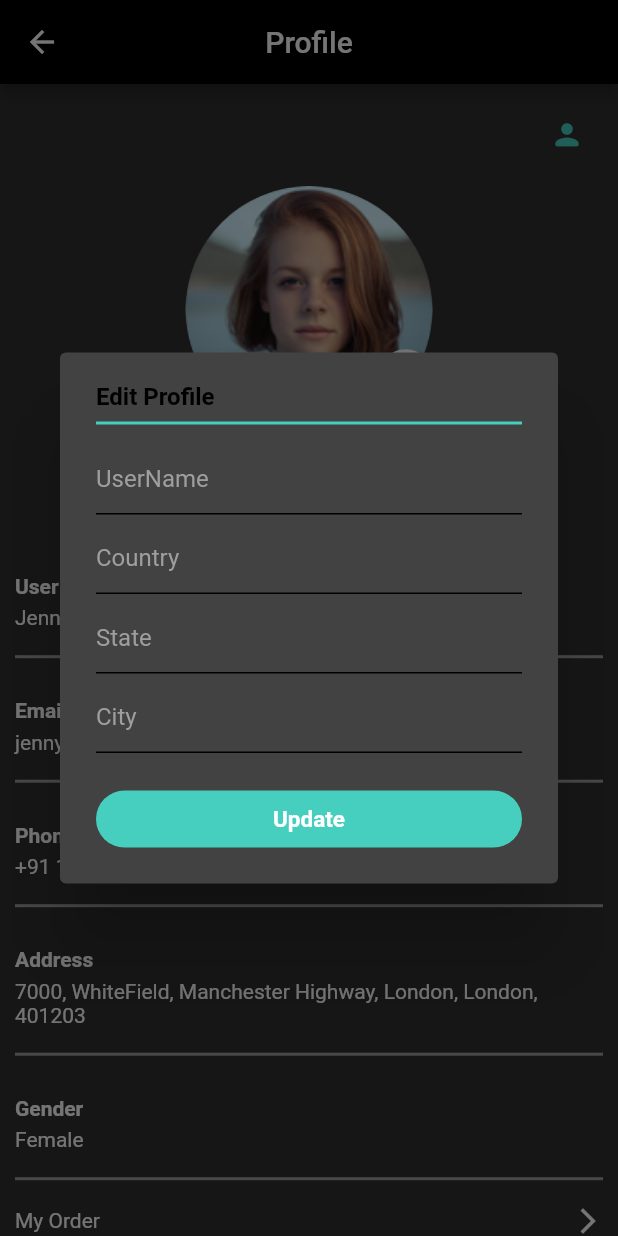
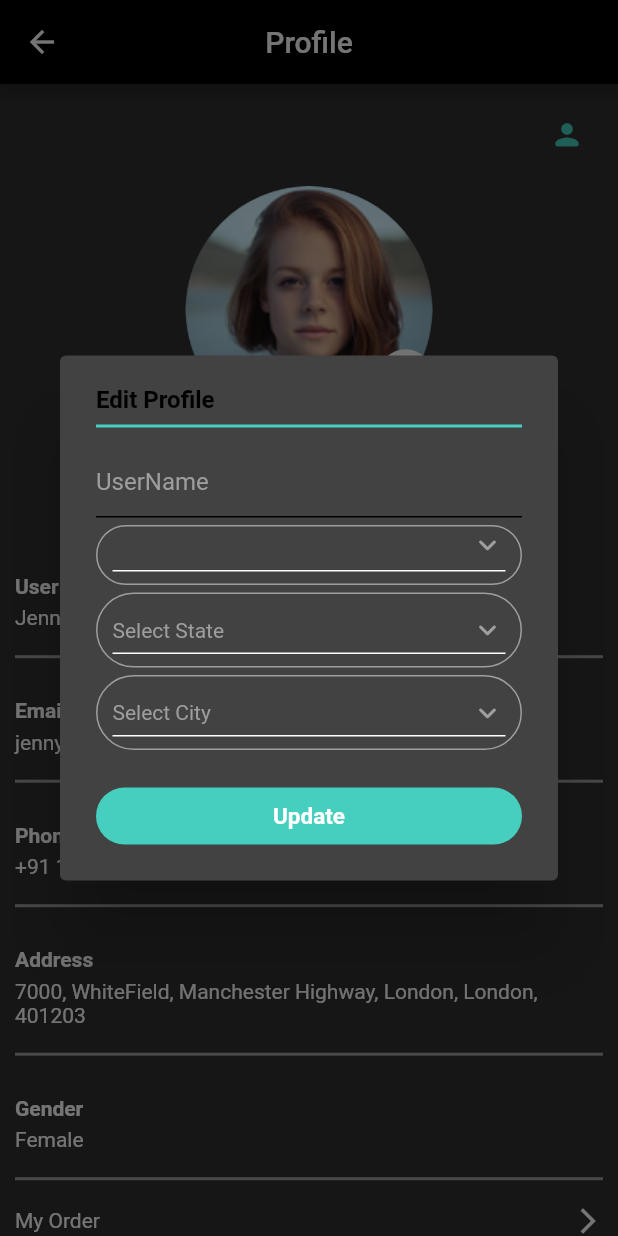
Before and after one commit to rushit5560/Jewellery_Store_Project, a Flutter app: the ProfileScreen screen opened directly, after a tap on the "person" icon, on a phone screen of 412 x 824 dp. Run offline on Flutter 3.47's test engine with Material 2 defaults, Android fonts, the phone set to English and light mode, and no system bars; our stand-ins replace carousel_slider, flutter_rating_bar, fluttertoast, get, google_maps_flutter, image_picker and 1 more; accounts and stored records are empty; network calls fail.

Commit message:
Update Profile API Done

```diff
--- a/jewellery_store/lib/common/api_url.dart
+++ b/jewellery_store/lib/common/api_url.dart
@@ -18,4 +18,8 @@ class ApiUrl {
   static const UpdateUserProfileApi = ApiMainPath + 'api/userprofile';
   static const ContactUsApi = ApiMainPath + 'api/contactus';
   static const ChangePasswordApi = ApiMainPath + 'api/changepassword';
+
+  static const CountryApi = ApiMainPath + 'api/country';
+  static const StateApi = ApiMainPath + 'api/states';
+  static const CityApi = ApiMainPath + 'api/city';
 }
--- /dev/null
+++ b/jewellery_store/lib/controller/edit_profile_screen_controller/edit_profile_screen_controller.dart
@@ -0,0 +1,162 @@
+import 'dart:convert';
+
+import 'package:get/get.dart';
+import 'package:http/http.dart' as http;
+import 'package:jewellery_store/common/api_url.dart';
+import 'package:jewellery_store/models/edit_profile_screen_model/city_model.dart';
+import 'package:jewellery_store/models/edit_profile_screen_model/country_model.dart';
+import 'package:jewellery_store/models/edit_profile_screen_model/state_model.dart';
+import 'package:jewellery_store/models/edit_profile_screen_model/update_profile_model.dart';
+import 'package:shared_preferences/shared_preferences.dart';
+
+class EditProfileScreenController extends GetxController {
+  var userId;
+  RxBool isLoading = false.obs;
+  RxBool isStatus = false.obs;
+  Datum? countryDropDownValue;
+  DatumState? stateDropDownValue;
+  DatumCity? cityDropDownValue;
+
+  RxList<Datum> countryLists = RxList();
+  RxList<DatumState> stateLists = [DatumState(id: 0, name: 'Select State', countryId: 0)].obs;
+  RxList<DatumCity> cityLists = [DatumCity(id: 0, name: 'Select City', stateId: 0)].obs;
+
+  getAllCountryData() async {
+    isLoading(true);
+    String url = ApiUrl.CountryApi;
+    print('Url : $url');
+
+    try{
+      http.Response response = await http.get(Uri.parse(url));
+
+      AllCountryData countryList = AllCountryData.fromJson(json.decode(response.body));
+      isStatus = countryList.success.obs;
+
+      if(isStatus.value){
+        countryLists.clear();
+        countryLists = countryList.data.obs;
+        countryDropDownValue = countryLists[0];
+        print('countryLists : $countryLists');
+      } else {
+        print('Country False False');
+      }
+    } catch(e) {
+      print('Country Error : $e');
+    } finally {
+      isLoading(false);
+    }
+  }
+
+  getStateData(int countryId) async {
+    isLoading(true);
+    String url = ApiUrl.StateApi;
+    print('Url : $url');
+
+    try{
+      Map data = {
+        "id": "$countryId"
+      };
+      print('data : $data');
+
+      http.Response response = await http.post(Uri.parse(url), body: data);
+      StateData stateData = StateData.fromJson(json.decode(response.body));
+      isStatus = stateData.success.obs;
+      if(isStatus.value){
+        stateLists.clear();
+        stateLists.add(DatumState(id: 0, name: 'Select State', countryId: 0));
+        stateLists.addAll(stateData.data);
+        stateDropDownValue = stateLists[0];
+        print('stateLists : ${stateLists.length}');
+      } else {
+        print('State False False');
+      }
+    } catch(e) {
+      print('State Error : $e');
+    } finally {
+      isLoading(false);
+    }
+  }
+
+  getCityData(int stateId) async {
+    isLoading(true);
+    String url = ApiUrl.CityApi;
+    print('Url : $url');
+
+    try{
+      Map data = {
+        "id": "$stateId"
+      };
+
+      http.Response response = await http.post(Uri.parse(url), body: data);
+      CityData cityData = CityData.fromJson(json.decode(response.body));
+      isStatus = cityData.success.obs;
+
+      if(isStatus.value){
+        cityLists.clear();
+        cityLists.add(DatumCity(id: 0, name: 'Select City', stateId: 0));
+        cityLists.addAll(cityData.data);
+        cityLists.addAll(cityData.data);
+        cityDropDownValue = cityLists[0];
+        print('cityLists : ${cityLists.length}');
+      } else {
+        print('City False False');
+      }
+    } catch(e){
+      print('City Error : $e');
+    } finally {
+      isLoading(false);
+    }
+  }
+
+  updateProfileData(String userName) async {
+    isLoading(true);
+    String url = ApiUrl.UpdateUserProfileApi;
+    print('Url : $url');
+
+    try{
+      Map data = {
+        "userid": "$userId",
+        "name": "$userName",
+        "country": "${countryDropDownValue!.id}",
+        "state": "${stateDropDownValue!.id}",
+        "city": "${cityDropDownValue!.id}"
+      };
+      print('data : $data');
+
+      http.Response response = await http.post(Uri.parse(url), body: data);
+      UpdateProfileData updateProfileData = UpdateProfileData.fromJson(json.decode(response.body));
+      isStatus = updateProfileData.success.obs;
+
+      if(isStatus.value){
+        Get.back();
+        Get.snackbar('Success', '${updateProfileData.message}');
+      } else {
+        Get.snackbar('Failed', '${updateProfileData.message}');
+      }
+    } catch(e){
+      print('Update Profile Error : $e');
+    } finally {
+      isLoading(false);
+    }
+  }
+
+  @override
+  void onInit() {
+    getAllCountryData();
+    getUserDetailsFromPrefs();
+    stateDropDownValue = stateLists[0];
+    cityDropDownValue = cityLists[0];
+    super.onInit();
+  }
+
+  getUserDetailsFromPrefs() async {
+    SharedPreferences prefs = await SharedPreferences.getInstance();
+    userId = prefs.getInt('id');
+    print('UserId : $userId');
+  }
+
+  loading(){
+    isLoading(true);
+    isLoading(false);
+  }
+}
--- a/jewellery_store/lib/main.dart
+++ b/jewellery_store/lib/main.dart
@@ -1,8 +1,7 @@
 import 'package:flutter/material.dart';
 import 'package:get/get.dart';
 import 'package:jewellery_store/common/custom_color.dart';
-import 'package:jewellery_store/screens/splash_screen/splash_screen.dart';
-import 'package:jewellery_store/zzz_extra_screen.dart';
+import 'package:jewellery_store/screens/index_screen/index_screen.dart';
 
 void main() {
   runApp(MyApp());
@@ -30,7 +29,7 @@ class MyApp extends StatelessWidget {
         ),
       ),
 
-      home: ExtraScreen(),
+      home: IndexScreen(),
     );
   }
 }
--- /dev/null
+++ b/jewellery_store/lib/models/edit_profile_screen_model/city_model.dart
@@ -0,0 +1,57 @@
+// To parse this JSON data, do
+//
+//     final cityData = cityDataFromJson(jsonString);
+
+import 'dart:convert';
+
+CityData cityDataFromJson(String str) => CityData.fromJson(json.decode(str));
+
+String cityDataToJson(CityData data) => json.encode(data.toJson());
+
+class CityData {
+  CityData({
+    required this.success,
+    required this.message,
+    required this.data,
+  });
+
+  bool success;
+  String message;
+  List<DatumCity> data;
+
+  factory CityData.fromJson(Map<String, dynamic> json) => CityData(
+    success: json["success"],
+    message: json["message"],
+    data: List<DatumCity>.from(json["data"].map((x) => DatumCity.fromJson(x))),
+  );
+
+  Map<String, dynamic> toJson() => {
+    "success": success,
+    "message": message,
+    "data": List<dynamic>.from(data.map((x) => x.toJson())),
+  };
+}
+
+class DatumCity {
+  DatumCity({
+    required this.id,
+    required this.name,
+    required this.stateId,
+  });
+
+  int id;
+  String name;
+  int stateId;
+
+  factory DatumCity.fromJson(Map<String, dynamic> json) => DatumCity(
+    id: json["id"],
+    name: json["name"],
+    stateId: json["state_id"],
+  );
+
+  Map<String, dynamic> toJson() => {
+    "id": id,
+    "name": name,
+    "state_id": stateId,
+  };
+}
--- /dev/null
+++ b/jewellery_store/lib/models/edit_profile_screen_model/country_model.dart
@@ -0,0 +1,57 @@
+// To parse this JSON data, do
+//
+//     final allCountryData = allCountryDataFromJson(jsonString);
+
+import 'dart:convert';
+
+AllCountryData allCountryDataFromJson(String str) => AllCountryData.fromJson(json.decode(str));
+
+String allCountryDataToJson(AllCountryData data) => json.encode(data.toJson());
+
+class AllCountryData {
+  AllCountryData({
+    required this.success,
+    required this.message,
+    required this.data,
+  });
+
+  bool success;
+  String message;
+  List<Datum> data;
+
+  factory AllCountryData.fromJson(Map<String, dynamic> json) => AllCountryData(
+    success: json["success"],
+    message: json["message"],
+    data: List<Datum>.from(json["data"].map((x) => Datum.fromJson(x))),
+  );
+
+  Map<String, dynamic> toJson() => {
+    "success": success,
+    "message": message,
+    "data": List<dynamic>.from(data.map((x) => x.toJson())),
+  };
+}
+
+class Datum {
+  Datum({
+    required this.id,
+    required this.sortname,
+    required this.name,
+  });
+
+  int id;
+  String sortname;
+  String name;
+
+  factory Datum.fromJson(Map<String, dynamic> json) => Datum(
+    id: json["id"],
+    sortname: json["sortname"],
+    name: json["name"],
+  );
+
+  Map<String, dynamic> toJson() => {
+    "id": id,
+    "sortname": sortname,
+    "name": name,
+  };
+}
--- /dev/null
+++ b/jewellery_store/lib/models/edit_profile_screen_model/state_model.dart
@@ -0,0 +1,57 @@
+// To parse this JSON data, do
+//
+//     final stateData = stateDataFromJson(jsonString);
+
+import 'dart:convert';
+
+StateData stateDataFromJson(String str) => StateData.fromJson(json.decode(str));
+
+String stateDataToJson(StateData data) => json.encode(data.toJson());
+
+class StateData {
+  StateData({
+    required this.success,
+    required this.message,
+    required this.data,
+  });
+
+  bool success;
+  String message;
+  List<DatumState> data;
+
+  factory StateData.fromJson(Map<String, dynamic> json) => StateData(
+    success: json["success"],
+    message: json["message"],
+    data: List<DatumState>.from(json["data"].map((x) => DatumState.fromJson(x))),
+  );
+
+  Map<String, dynamic> toJson() => {
+    "success": success,
+    "message": message,
+    "data": List<dynamic>.from(data.map((x) => x.toJson())),
+  };
+}
+
+class DatumState {
+  DatumState({
+    required this.id,
+    required this.name,
+    required this.countryId,
+  });
+
+  int id;
+  String name;
+  int countryId;
+
+  factory DatumState.fromJson(Map<String, dynamic> json) => DatumState(
+    id: json["id"],
+    name: json["name"],
+    countryId: json["country_id"],
+  );
+
+  Map<String, dynamic> toJson() => {
+    "id": id,
+    "name": name,
+    "country_id": countryId,
+  };
+}
--- /dev/null
+++ b/jewellery_store/lib/models/edit_profile_screen_model/update_profile_model.dart
@@ -0,0 +1,25 @@
+import 'dart:convert';
+
+UpdateProfileData updateProfileDataFromJson(String str) => UpdateProfileData.fromJson(json.decode(str));
+
+String updateProfileDataToJson(UpdateProfileData data) => json.encode(data.toJson());
+
+class UpdateProfileData {
+  UpdateProfileData({
+    required this.success,
+    required this.message,
+  });
+
+  bool success;
+  String message;
+
+  factory UpdateProfileData.fromJson(Map<String, dynamic> json) => UpdateProfileData(
+    success: json["success"],
+    message: json["message"],
+  );
+
+  Map<String, dynamic> toJson() => {
+    "success": success,
+    "message": message,
+  };
+}
--- a/jewellery_store/lib/screens/profile_screen/profile_screen.dart
+++ b/jewellery_store/lib/screens/profile_screen/profile_screen.dart
@@ -6,7 +6,11 @@ import 'package:jewellery_store/common/common_widgets.dart';
 import 'package:jewellery_store/common/custom_color.dart';
 import 'package:jewellery_store/common/image_url.dart';
 import 'package:image_picker/image_picker.dart';
+import 'package:jewellery_store/controller/edit_profile_screen_controller/edit_profile_screen_controller.dart';
 import 'package:jewellery_store/controller/profile_screen_controller/profile_screen_controller.dart';
+import 'package:jewellery_store/models/edit_profile_screen_model/city_model.dart';
+import 'package:jewellery_store/models/edit_profile_screen_model/country_model.dart';
+import 'package:jewellery_store/models/edit_profile_screen_model/state_model.dart';
 import 'package:jewellery_store/screens/cart_screen/cart_screen.dart';
 import 'package:jewellery_store/screens/order_screen/order_screen.dart';
 import 'package:jewellery_store/screens/settings_screen/settings_screen.dart';
@@ -21,6 +25,7 @@ class ProfileScreen extends StatefulWidget {
 
 class _ProfileScreenState extends State<ProfileScreen> {
   ProfileScreenController profileScreenController = Get.put(ProfileScreenController());
+  EditProfileScreenController editProfileScreenController = Get.put(EditProfileScreenController());
 
   GlobalKey<FormState> formKey = GlobalKey<FormState>();
   TextEditingController alertUserNameController = TextEditingController();
@@ -412,8 +417,10 @@ class _ProfileScreenState extends State<ProfileScreen> {
     return showDialog(
         context: context,
         builder: (BuildContext context) {
-          return StatefulBuilder(
-              builder: (context, setState2){
+          return Obx(
+            () => editProfileScreenController.isLoading.value
+                ? customCircularProgressIndicator()
+                : StatefulBuilder(builder: (context, setState2) {
                     return AlertDialog(
                       content: Form(
                         key: formKey,
@@ -436,13 +443,16 @@ class _ProfileScreenState extends State<ProfileScreen> {
                               SizedBox(height: 5),
                               alertDialogUserNameField(),
                               SizedBox(height: 5),
-                          alertDialogCountryField(),
+                              _countryDropDown(),
+                              // alertDialogCountryField(),
                               // alertDialogEmailIdField(),
                               SizedBox(height: 5),
-                          alertDialogStateField(),
+                              _stateDropDown(),
+                              // alertDialogStateField(),
                               // alertDialogPhoneNoField(),
                               SizedBox(height: 5),
-                          alertDialogCityField(),
+                              _cityDropDown(),
+                              // alertDialogCityField(),
                               // alertDialogAddressField(),
                               SizedBox(height: 5),
                               // alertRadioButton(setState2),
@@ -455,7 +465,7 @@ class _ProfileScreenState extends State<ProfileScreen> {
                         ),
                       ),
                     );
-              }
+                  }),
           );
         });
   }
@@ -537,62 +547,176 @@ class _ProfileScreenState extends State<ProfileScreen> {
     );
   }
 
-  Widget alertDialogCountryField() {
-    return TextFormField(
-      cursorColor: Colors.black,
-      style: TextStyle(color: Colors.black),
-      controller: alertCountryController,
-      validator: (value) {
-        if(value!.isEmpty){
-          return 'Country Should not be Empty';
-        }
+  Widget _countryDropDown() {
+    return Obx(
+          () => Container(
+        padding: EdgeInsets.only(left: 10, right: 10),
+        width: Get.width,
+        height: 40,
+        decoration: BoxDecoration(
+          borderRadius: BorderRadius.circular(35),
+          border: Border.all(color: Colors.grey),
+        ),
+        child: DropdownButton<Datum>(
+          value: editProfileScreenController.countryDropDownValue,
+          icon: const Icon(Icons.keyboard_arrow_down_rounded, color: Colors.grey),
+          style: const TextStyle(color: Colors.grey),
+          isExpanded: true,
+          underline: Container(
+            height: 1,
+            color: Colors.white,
+          ),
+          onChanged: (newValue) {
+            editProfileScreenController.countryDropDownValue!.name = newValue!.name;
+            editProfileScreenController.countryDropDownValue!.id = newValue.id;
+            print("countryDropDownValue : ${editProfileScreenController.countryDropDownValue!.name}");
+            print("countryDropDownValue ID : ${newValue.id}");
+            editProfileScreenController.getStateData(newValue.id);
           },
-      decoration: InputDecoration(
-        hintText: 'Country',
-        hintStyle: TextStyle(color: Colors.grey),
-        focusedBorder: UnderlineInputBorder(borderSide: BorderSide()),
-        enabledBorder: UnderlineInputBorder(borderSide: BorderSide()),
+
+          items: editProfileScreenController.countryLists
+              .map<DropdownMenuItem<Datum>>((Datum value) {
+            return DropdownMenuItem<Datum>(
+              value: value,
+              child: Text(value.name),
+            );
+          }).toList(),
+        ),
       ),
     );
   }
 
-  Widget alertDialogStateField() {
-    return TextFormField(
-      cursorColor: Colors.black,
-      style: TextStyle(color: Colors.black),
-      controller: alertStateController,
-      validator: (value) {
-        if(value!.isEmpty){
-          return 'State Should not be Empty';
-        }
+  Widget _stateDropDown() {
+    return Obx(
+          () => Container(
+        padding: EdgeInsets.only(left: 10, right: 10),
+        width: Get.width,
+        decoration: BoxDecoration(
+          borderRadius: BorderRadius.circular(35),
+          border: Border.all(color: Colors.grey),
+        ),
+        child: DropdownButton<DatumState>(
+          value: editProfileScreenController.stateDropDownValue,
+          icon: const Icon(Icons.keyboard_arrow_down_rounded, color: Colors.grey),
+          style: const TextStyle(color: Colors.grey),
+          isExpanded: true,
+          underline: Container(
+            height: 1,
+            color: Colors.white,
+          ),
+          onChanged: (newValue) {
+            editProfileScreenController.stateDropDownValue!.name = newValue!.name;
+            editProfileScreenController.stateDropDownValue!.id = newValue.id;
+            print("stateDropDownValue : ${editProfileScreenController.stateDropDownValue}");
+            print('newValue.name : ${newValue.name}');
+            editProfileScreenController.getCityData(newValue.id);
+            editProfileScreenController.loading();
           },
-      decoration: InputDecoration(
-        hintText: 'State',
-        hintStyle: TextStyle(color: Colors.grey),
-        focusedBorder: UnderlineInputBorder(borderSide: BorderSide()),
-        enabledBorder: UnderlineInputBorder(borderSide: BorderSide()),
+          items: editProfileScreenController.stateLists
+              .map<DropdownMenuItem<DatumState>>((DatumState value) {
+            return DropdownMenuItem<DatumState>(
+              value: value,
+              child: Text(value.name),
+            );
+          }).toList(),
+        ),
       ),
     );
   }
 
-  Widget alertDialogCityField() {
-    return TextFormField(
-      cursorColor: Colors.black,
-      style: TextStyle(color: Colors.black),
-      controller: alertCityController,
-      validator: (value) {
-        if(value!.isEmpty){
-          return 'City Should not be Empty';
-        }
+  Widget _cityDropDown() {
+    return Obx(
+          () => Container(
+        padding: EdgeInsets.only(left: 10, right: 10),
+        width: Get.width,
+        decoration: BoxDecoration(
+          borderRadius: BorderRadius.circular(35),
+          border: Border.all(color: Colors.grey),
+        ),
+        child: DropdownButton<DatumCity>(
+          value: editProfileScreenController.cityDropDownValue,
+          icon: const Icon(Icons.keyboard_arrow_down_rounded, color: Colors.grey),
+          style: const TextStyle(color: Colors.grey),
+          isExpanded: true,
+          underline: Container(
+            height: 1,
+            color: Colors.white,
+          ),
+          onChanged: (newValue) {
+            editProfileScreenController.cityDropDownValue!.name = newValue!.name;
+            editProfileScreenController.cityDropDownValue!.id = newValue.id;
+            print("cityDropDownValue : ${editProfileScreenController.cityDropDownValue}");
+            print('newValue.name : ${newValue.name}');
+            editProfileScreenController.loading();
           },
-      decoration: InputDecoration(
-        hintText: 'City',
-        hintStyle: TextStyle(color: Colors.grey),
-        focusedBorder: UnderlineInputBorder(borderSide: BorderSide()),
-        enabledBorder: UnderlineInputBorder(borderSide: BorderSide()),
+          items: editProfileScreenController.cityLists
+              .map<DropdownMenuItem<DatumCity>>((DatumCity value) {
+            return DropdownMenuItem<DatumCity>(
+              value: value,
+              child: Text(value.name),
+            );
+          }).toList(),
+        ),
       ),
     );
   }
+
+  // Widget alertDialogCountryField() {
+  //   return TextFormField(
+  //     cursorColor: Colors.black,
+  //     style: TextStyle(color: Colors.black),
+  //     controller: alertCountryController,
+  //     validator: (value) {
+  //       if(value!.isEmpty){
+  //         return 'Country Should not be Empty';
+  //       }
+  //     },
+  //     decoration: InputDecoration(
+  //       hintText: 'Country',
+  //       hintStyle: TextStyle(color: Colors.grey),
+  //       focusedBorder: UnderlineInputBorder(borderSide: BorderSide()),
+  //       enabledBorder: UnderlineInputBorder(borderSide: BorderSide()),
+  //     ),
+  //   );
+  // }
+  //
+  // Widget alertDialogStateField() {
+  //   return TextFormField(
+  //     cursorColor: Colors.black,
+  //     style: TextStyle(color: Colors.black),
+  //     controller: alertStateController,
+  //     validator: (value) {
+  //       if(value!.isEmpty){
+  //         return 'State Should not be Empty';
+  //       }
+  //     },
+  //     decoration: InputDecoration(
+  //       hintText: 'State',
+  //       hintStyle: TextStyle(color: Colors.grey),
+  //       focusedBorder: UnderlineInputBorder(borderSide: BorderSide()),
+  //       enabledBorder: UnderlineInputBorder(borderSide: BorderSide()),
+  //     ),
+  //   );
+  // }
+  //
+  // Widget alertDialogCityField() {
+  //   return TextFormField(
+  //     cursorColor: Colors.black,
+  //     style: TextStyle(color: Colors.black),
+  //     controller: alertCityController,
+  //     validator: (value) {
+  //       if(value!.isEmpty){
+  //         return 'City Should not be Empty';
+  //       }
+  //     },
+  //     decoration: InputDecoration(
+  //       hintText: 'City',
+  //       hintStyle: TextStyle(color: Colors.grey),
+  //       focusedBorder: UnderlineInputBorder(borderSide: BorderSide()),
+  //       enabledBorder: UnderlineInputBorder(borderSide: BorderSide()),
+  //     ),
+  //   );
+  // }
 
 
   // Widget alertDialogEmailIdField() {
@@ -696,11 +820,14 @@ class _ProfileScreenState extends State<ProfileScreen> {
       child: GestureDetector(
         onTap: () {
           if (formKey.currentState!.validate()) {
-            profileScreenController.updateUserProfile(
-              "${alertUserNameController.text.trim()}",
-              "${alertCountryController.text.trim()}",
-              "${alertStateController.text.trim()}",
-              "${alertCityController.text.trim()}",
+            // profileScreenController.updateUserProfile(
+            //   "${alertUserNameController.text.trim()}",
+            //   "${alertCountryController.text.trim()}",
+            //   "${alertStateController.text.trim()}",
+            //   "${alertCityController.text.trim()}",
+            // );
+            editProfileScreenController.updateProfileData(
+                "${alertUserNameController.text.trim()}"
             );
           }
         },
```
Lines whose indentation alone changed are shown as unchanged.
